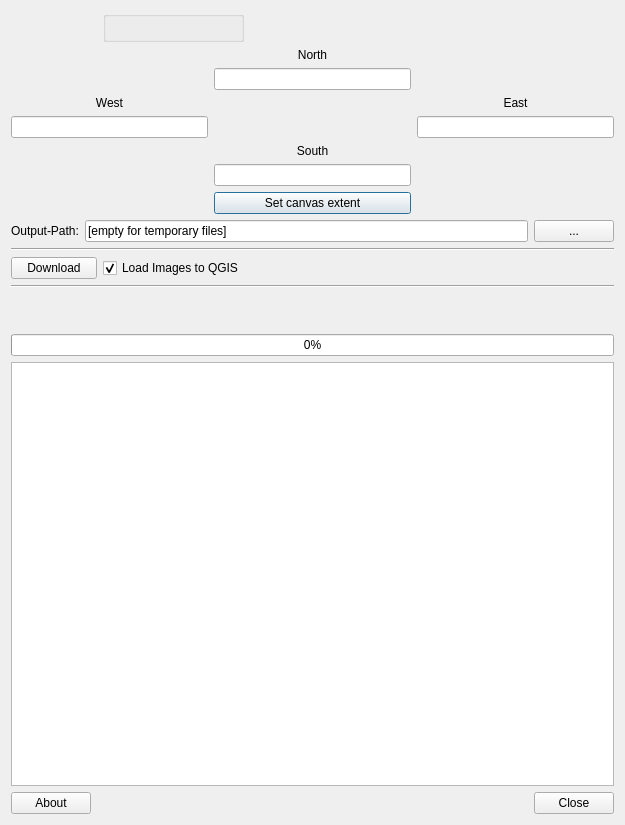
The window that srtm_downloader_dialog_base.ui (hdus/SRTM-Downloader) describes before a commit, drawn with Qt 5.
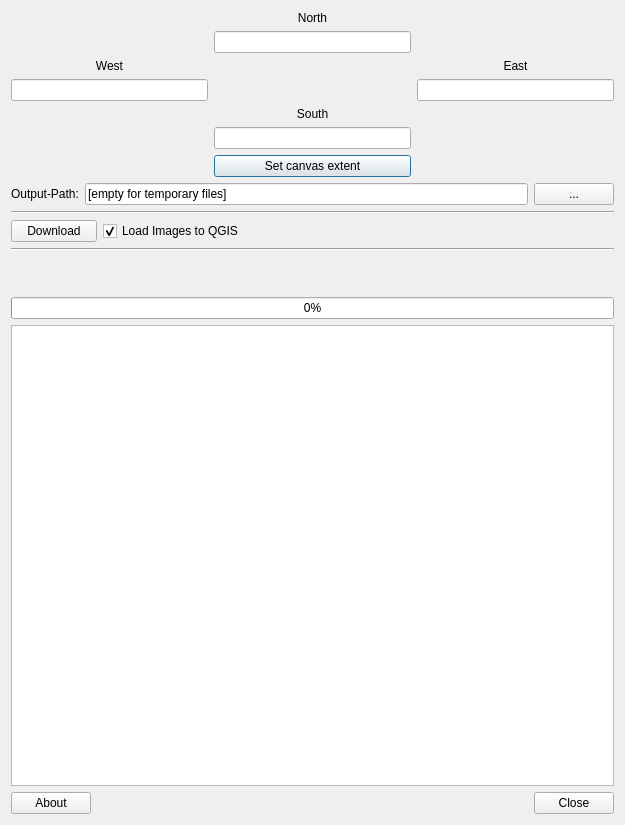
The same window after the commit.

```diff
--- a/srtm_downloader_dialog_base.ui
+++ b/srtm_downloader_dialog_base.ui
@@ -20,14 +20,7 @@
    <string>SRTM Downloader</string>
   </property>
   <layout class="QGridLayout" name="gridLayout_2">
-   <item row="0" column="2">
-    <widget class="QGroupBox" name="groupBox">
-     <property name="title">
-      <string/>
-     </property>
-    </widget>
-   </item>
-   <item row="1" column="0" colspan="4">
+   <item row="0" column="0" colspan="4">
     <layout class="QGridLayout" name="gridLayout">
      <item row="0" column="1">
       <layout class="QVBoxLayout" name="verticalLayout_4">
@@ -136,14 +129,14 @@
      </property>
     </widget>
    </item>
-   <item row="4" column="0" colspan="4">
+   <item row="3" column="0" colspan="4">
     <widget class="Line" name="line_2">
      <property name="orientation">
       <enum>Qt::Horizontal</enum>
      </property>
     </widget>
    </item>
-   <item row="5" column="2">
+   <item row="4" column="2">
     <widget class="QCheckBox" name="chk_load_image">
      <property name="text">
       <string>Load Images to QGIS</string>
@@ -153,14 +146,14 @@
      </property>
     </widget>
    </item>
-   <item row="5" column="0" colspan="2">
+   <item row="4" column="0" colspan="2">
     <widget class="QPushButton" name="btn_download">
      <property name="text">
       <string>Download</string>
      </property>
     </widget>
    </item>
-   <item row="7" column="0">
+   <item row="6" column="0">
     <spacer name="verticalSpacer_4">
      <property name="orientation">
       <enum>Qt::Vertical</enum>
@@ -176,14 +169,14 @@
      </property>
     </spacer>
    </item>
-   <item row="6" column="0" colspan="4">
+   <item row="5" column="0" colspan="4">
     <widget class="Line" name="line_3">
      <property name="orientation">
       <enum>Qt::Horizontal</enum>
      </property>
     </widget>
    </item>
-   <item row="3" column="0" colspan="4">
+   <item row="2" column="0" colspan="4">
     <layout class="QHBoxLayout" name="horizontalLayout">
      <item>
       <widget class="QLabel" name="label_5">
@@ -208,21 +201,21 @@
      </item>
     </layout>
    </item>
-   <item row="11" column="0" colspan="4">
+   <item row="10" column="0" colspan="4">
     <widget class="QProgressBar" name="overall_progressBar">
      <property name="value">
       <number>0</number>
      </property>
     </widget>
    </item>
-   <item row="10" column="0" colspan="4">
+   <item row="9" column="0" colspan="4">
     <widget class="QLabel" name="lbl_file_download">
      <property name="text">
       <string/>
      </property>
     </widget>
    </item>
-   <item row="12" column="0" colspan="4">
+   <item row="11" column="0" colspan="4">
     <widget class="QTableWidget" name="tableWidget">
      <property name="showGrid">
       <bool>false</bool>
```
Left out of the diff: 4 changed lines with no effect on the pictures.
